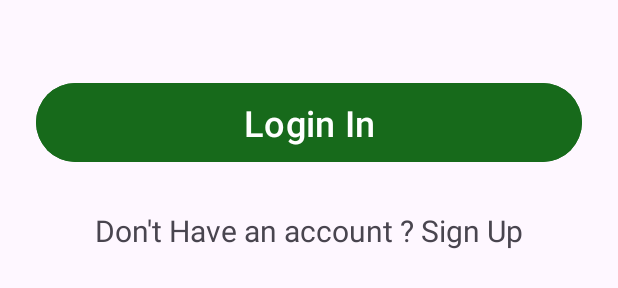
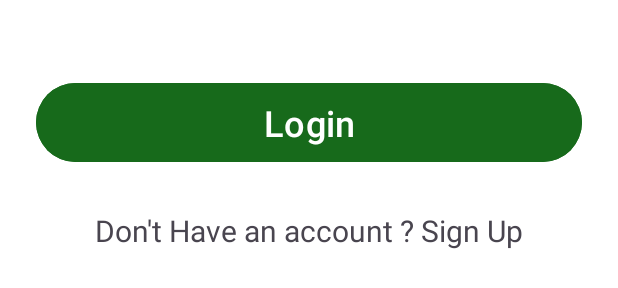
Before and after one commit to salim84miya/Green-Harbour, an Android app: the layout activity_login.xml on its own in the app's theme, with its tools: preview values and no code run, on a phone screen of 412 x 824 dp. Shown: the part 708-996 px from the top of the screen. Run offline under Robolectric (Android 15) with nearby library versions, the phone set to English and light mode, and no system bars.

Commit message:
corrected the login activity

```diff
--- a/app/src/main/java/com/example/greenharbour/MainActivity.kt
+++ b/app/src/main/java/com/example/greenharbour/MainActivity.kt
@@ -7,7 +7,6 @@ import com.example.greenharbour.Authorization.LoginActivity
 import com.example.greenharbour.databinding.ActivityMainBinding
 import com.google.firebase.Firebase
 import com.google.firebase.auth.auth
-
 class MainActivity : AppCompatActivity() {
     private lateinit var binding: ActivityMainBinding
     override fun onCreate(savedInstanceState: Bundle?) {
--- a/app/src/main/res/layout/activity_login.xml
+++ b/app/src/main/res/layout/activity_login.xml
@@ -4,28 +4,8 @@
     xmlns:tools="http://schemas.android.com/tools"
     android:layout_width="match_parent"
     android:layout_height="match_parent"
+    android:background="#FFFFFF"
     tools:context=".Authorization.LoginActivity">
-
-<!--    <com.google.android.material.textfield.TextInputLayout-->
-<!--        android:id="@+id/username"-->
-<!--        android:layout_width="match_parent"-->
-<!--        android:layout_height="wrap_content"-->
-<!--        android:layout_marginHorizontal="24dp"-->
-<!--        android:hint="@string/username"-->
-<!--        android:textColorHint="#2F4910"-->
-<!--        app:endIconMode="clear_text"-->
-<!--        app:errorEnabled="true"-->
-<!--        app:layout_constraintBottom_toBottomOf="parent"-->
-<!--        app:layout_constraintEnd_toEndOf="parent"-->
-<!--        app:layout_constraintStart_toStartOf="parent"-->
-<!--        app:layout_constraintTop_toTopOf="parent"-->
-<!--        app:layout_constraintVertical_bias="0.39">-->
-
-<!--        <com.google.android.material.textfield.TextInputEditText-->
-<!--            android:layout_width="match_parent"-->
-<!--            android:layout_height="wrap_content" />-->
-
-<!--    </com.google.android.material.textfield.TextInputLayout>-->
 
     <com.google.android.material.textfield.TextInputLayout
         android:id="@+id/Login"
--- a/app/src/main/res/values/strings.xml
+++ b/app/src/main/res/values/strings.xml
@@ -6,7 +6,7 @@
     <string name="join_the">Join the Group</string>
     <string name="welcome_back">Welcome Back</string>
     <string name="sign_up">Sign Up</string>
-    <string name="login_in">Login In</string>
+    <string name="login_in">Login</string>
     <string name="have_an_account_login_in">Have an account ? Login In</string>
     <string name="Dont_have_an_account_login_in">Don\'t Have an account ? Sign Up</string>
 </resources>
```
Also changed, not shown: app/src/main/java/com/example/greenharbour/Authorization/LoginActivity.kt (+5 -2 lines).
